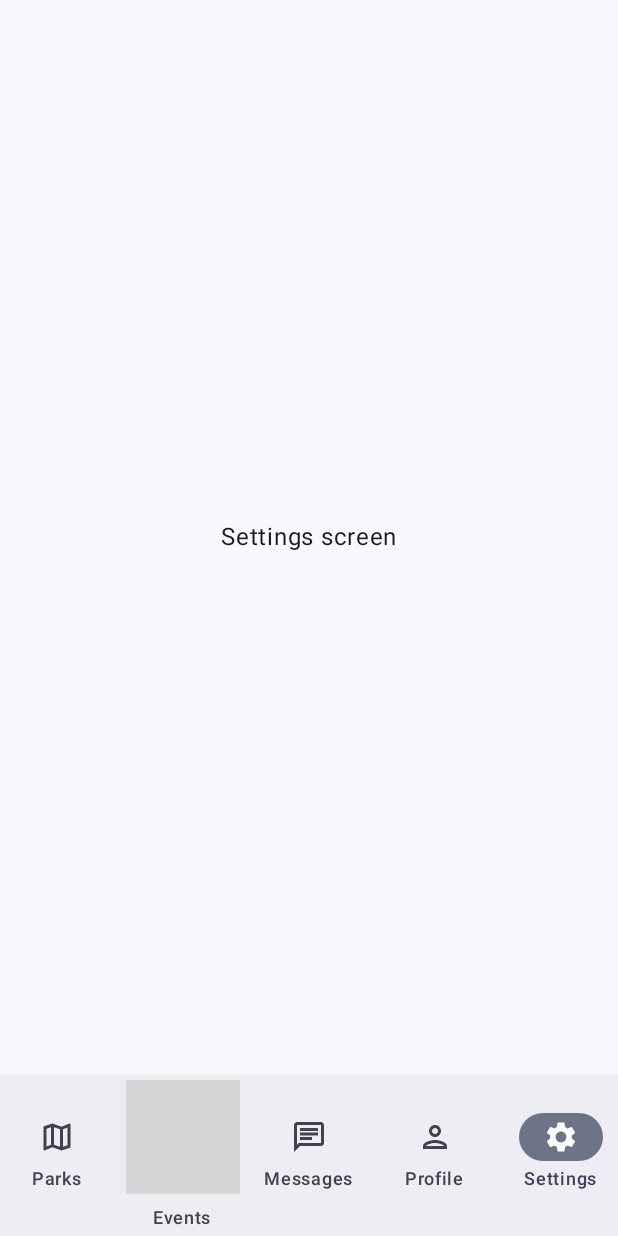
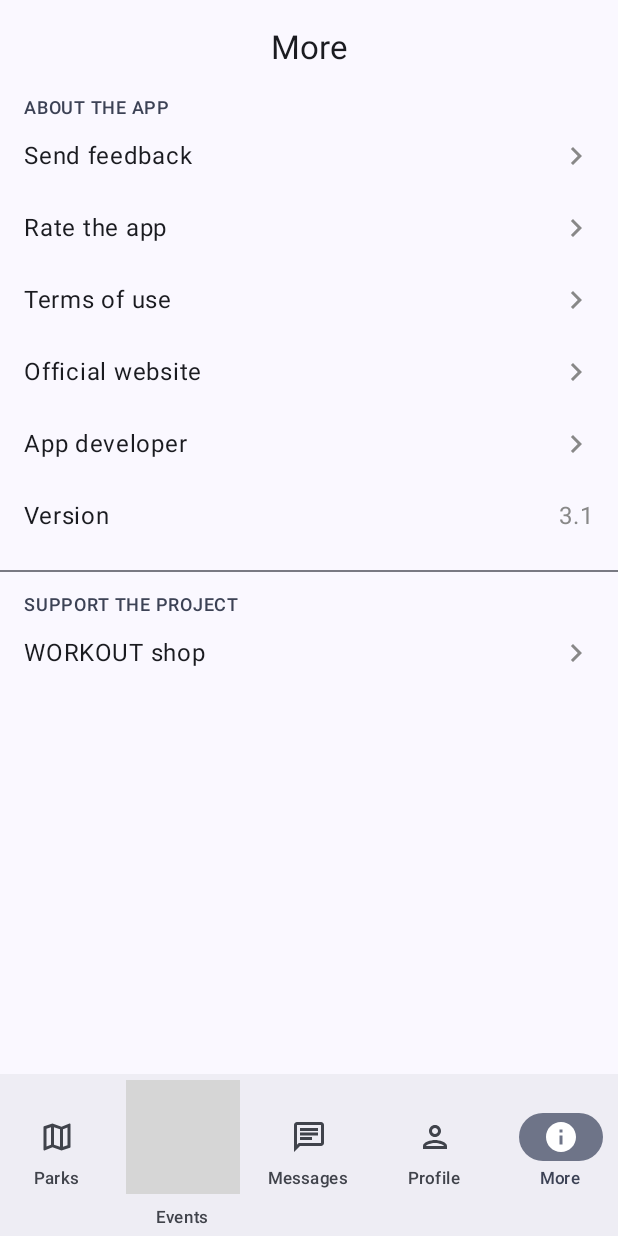
Before and after one commit to easydev991/Jetpack-WorkoutApp, an Android app built with Jetpack Compose: the screen it shows after launch (MainActivity), item 5 of the bottom bar chosen, on a phone screen of 412 x 824 dp. Run offline under Robolectric (Android 15) with nearby library versions, the phone set to English and light mode, and no system bars; libraries missing offline, so code that uses them is left out: com.jakewharton.retrofit2; grey boxes are pictures that could not be loaded.

Commit message:
Сделал экран "Ещё" и поднял версию до 3.1
В iOS это экран "Настройки"

```diff
--- a/app/build.gradle.kts
+++ b/app/build.gradle.kts
@@ -13,7 +13,7 @@ android {
         minSdk = 24
         targetSdk = 34
         versionCode = 241
-        versionName = "3.0"
+        versionName = "3.1"
 
         testInstrumentationRunner = "androidx.test.runner.AndroidJUnitRunner"
         vectorDrawables {
@@ -39,6 +39,7 @@ android {
     }
     buildFeatures {
         compose = true
+        buildConfig = true
     }
     composeOptions {
         kotlinCompilerExtensionVersion = "1.4.3"
--- a/app/src/main/java/com/workout/jetpack_workout/model/TabBarItem.kt
+++ b/app/src/main/java/com/workout/jetpack_workout/model/TabBarItem.kt
@@ -40,10 +40,10 @@ data class TabBarItem(
                 selectedIconID = R.drawable.filled_person
             ),
             TabBarItem(
-                titleId = R.string.settings,
-                route = "settings",
-                unselectedIconID = R.drawable.outline_settings,
-                selectedIconID = R.drawable.filled_settings
+                titleId = R.string.more,
+                route = "more",
+                unselectedIconID = R.drawable.outline_info,
+                selectedIconID = R.drawable.filled_info
             ),
         )
     }
--- /dev/null
+++ b/app/src/main/java/com/workout/jetpack_workout/ui/ds/SectionView.kt
@@ -0,0 +1,58 @@
+package com.workout.jetpack_workout.ui.ds
+
+import androidx.annotation.StringRes
+import androidx.compose.foundation.layout.Column
+import androidx.compose.foundation.layout.padding
+import androidx.compose.material3.MaterialTheme
+import androidx.compose.material3.Text
+import androidx.compose.runtime.Composable
+import androidx.compose.ui.Modifier
+import androidx.compose.ui.res.stringResource
+import androidx.compose.ui.tooling.preview.Preview
+import androidx.compose.ui.unit.dp
+import com.workout.jetpack_workout.R
+import com.workout.jetpack_workout.ui.theme.JetpackWorkoutAppTheme
+
+@Composable
+fun SectionView(
+    modifier: Modifier = Modifier,
+    @StringRes titleID: Int,
+    addPaddingToTitle: Boolean = true,
+    @StringRes footerID: Int? = null,
+    content: @Composable() () -> Unit
+) {
+    Column(modifier = modifier) {
+        Text(
+            text = stringResource(id = titleID).uppercase(),
+            style = MaterialTheme.typography.labelMedium,
+            color = MaterialTheme.colorScheme.secondary,
+            modifier = Modifier.padding(
+                start = if (addPaddingToTitle) 12.dp else 0.dp,
+                bottom = 2.dp
+            )
+        )
+        content()
+        if (footerID != null) {
+            Text(
+                text = stringResource(id = footerID),
+                style = MaterialTheme.typography.labelMedium,
+                color = MaterialTheme.colorScheme.secondary,
+                modifier = Modifier.padding(top = 12.dp)
+            )
+        }
+    }
+}
+
+@Preview(showBackground = true)
+@Composable
+fun SectionViewPreview() {
+    JetpackWorkoutAppTheme {
+        SectionView(
+            titleID = R.string.about_app,
+            addPaddingToTitle = false,
+            footerID = R.string.more
+        ) {
+            ListRowView(leadingText = "Text")
+        }
+    }
+}
--- a/app/src/main/java/com/workout/jetpack_workout/ui/screens/RootScreen.kt
+++ b/app/src/main/java/com/workout/jetpack_workout/ui/screens/RootScreen.kt
@@ -3,6 +3,7 @@ package com.workout.jetpack_workout.ui.screens
 import androidx.compose.foundation.layout.padding
 import androidx.compose.material3.ExperimentalMaterial3Api
 import androidx.compose.material3.Icon
+import androidx.compose.material3.MaterialTheme
 import androidx.compose.material3.NavigationBar
 import androidx.compose.material3.NavigationBarItem
 import androidx.compose.material3.Scaffold
@@ -20,9 +21,9 @@ import androidx.navigation.compose.rememberNavController
 import com.workout.jetpack_workout.model.TabBarItem
 import com.workout.jetpack_workout.ui.screens.events.EventsNavHost
 import com.workout.jetpack_workout.ui.screens.messages.MessagesNavHost
+import com.workout.jetpack_workout.ui.screens.more.MoreScreen
 import com.workout.jetpack_workout.ui.screens.parks.ParksNavHost
 import com.workout.jetpack_workout.ui.screens.profile.ProfileNavHost
-import com.workout.jetpack_workout.ui.screens.settings.SettingsScreen
 
 @OptIn(ExperimentalMaterial3Api::class)
 @Composable
@@ -37,7 +38,11 @@ fun RootScreen() {
                     NavigationBarItem(
                         selected = isSelected,
                         label = {
-                            Text(text = stringResource(id = item.titleId))
+                            Text(
+                                text = stringResource(id = item.titleId),
+                                style = MaterialTheme.typography.labelSmall,
+                                softWrap = false
+                            )
                         },
                         icon = {
                             Icon(
@@ -82,8 +87,8 @@ fun RootScreen() {
             composable("profile") {
                 ProfileNavHost()
             }
-            composable("settings") {
-                SettingsScreen()
+            composable("more") {
+                MoreScreen()
             }
         }
     }
--- /dev/null
+++ b/app/src/main/java/com/workout/jetpack_workout/ui/screens/more/MoreScreen.kt
@@ -0,0 +1,215 @@
+package com.workout.jetpack_workout.ui.screens.more
+
+import android.content.ActivityNotFoundException
+import android.content.Context
+import android.content.Intent
+import android.os.Build
+import android.util.Log
+import android.widget.Toast
+import androidx.compose.foundation.clickable
+import androidx.compose.foundation.layout.Arrangement
+import androidx.compose.foundation.layout.Box
+import androidx.compose.foundation.layout.Column
+import androidx.compose.foundation.layout.fillMaxSize
+import androidx.compose.foundation.layout.padding
+import androidx.compose.foundation.rememberScrollState
+import androidx.compose.foundation.verticalScroll
+import androidx.compose.material3.CenterAlignedTopAppBar
+import androidx.compose.material3.Divider
+import androidx.compose.material3.ExperimentalMaterial3Api
+import androidx.compose.material3.Scaffold
+import androidx.compose.material3.Text
+import androidx.compose.runtime.Composable
+import androidx.compose.ui.Modifier
+import androidx.compose.ui.platform.LocalContext
+import androidx.compose.ui.platform.LocalUriHandler
+import androidx.compose.ui.platform.UriHandler
+import androidx.compose.ui.res.stringResource
+import androidx.compose.ui.tooling.preview.Preview
+import androidx.compose.ui.unit.dp
+import com.workout.jetpack_workout.BuildConfig
+import com.workout.jetpack_workout.R
+import com.workout.jetpack_workout.ui.ds.ListRowView
+import com.workout.jetpack_workout.ui.ds.SectionView
+import com.workout.jetpack_workout.ui.theme.JetpackWorkoutAppTheme
+
+private object Links {
+    const val rateApp = "https://workout.su/android"
+    const val termsOfUse = "https://workout.su/pravila"
+    const val officialSite = "https://workout.su"
+    const val appDeveloper = "https://t.me/easy_dev991"
+    const val workoutShop = "https://workoutshop.ru"
+}
+
+private object Feedback {
+    const val recipient = "info@workout.su"
+    const val subject = "Jetpack WorkoutApp: Обратная связь"
+    val body = """
+        Android SDK: ${Build.VERSION.SDK_INT}
+        App version: ${BuildConfig.VERSION_NAME}
+        Над чем нам стоит поработать?
+    """.trimIndent()
+    const val intentType = "message/rfc822"
+}
+
+@OptIn(ExperimentalMaterial3Api::class)
+@Composable
+fun MoreScreen() {
+    val context = LocalContext.current
+    val uriHandler = LocalUriHandler.current
+    Scaffold(
+        topBar = {
+            CenterAlignedTopAppBar(
+                title = {
+                    Text(text = stringResource(id = R.string.more))
+                }
+            )
+        }
+    ) {
+        ScreenContent(
+            modifier = Modifier.padding(it),
+            context = context,
+            uriHandler = uriHandler
+        )
+    }
+}
+
+@Composable
+private fun ScreenContent(
+    modifier: Modifier = Modifier,
+    context: Context,
+    uriHandler: UriHandler
+) {
+    Box(
+        modifier = modifier.fillMaxSize()
+    ) {
+        Column(
+            verticalArrangement = Arrangement.spacedBy(14.dp),
+            modifier = Modifier.verticalScroll(rememberScrollState())
+        ) {
+            SectionView(
+                titleID = R.string.about_app,
+                addPaddingToTitle = false,
+                modifier = Modifier.padding(horizontal = 16.dp)
+            ) {
+                Column(
+                    verticalArrangement = Arrangement.spacedBy(4.dp)
+                ) {
+                    ListRowView(
+                        leadingText = stringResource(id = R.string.send_feedback),
+                        showChevron = true,
+                        modifier = Modifier.clickable {
+                            didTapSendFeedback(context)
+                        }
+                    )
+                    ListRowView(
+                        leadingText = stringResource(id = R.string.rate_app),
+                        showChevron = true,
+                        modifier = Modifier.clickable {
+                            uriHandler.openUri(Links.rateApp)
+                        }
+                    )
+                    ListRowView(
+                        leadingText = stringResource(id = R.string.terms_of_use),
+                        showChevron = true,
+                        modifier = Modifier.clickable {
+                            uriHandler.openUri(Links.termsOfUse)
+                        }
+                    )
+                    ListRowView(
+                        leadingText = stringResource(id = R.string.official_site),
+                        showChevron = true,
+                        modifier = Modifier.clickable {
+                            uriHandler.openUri(Links.officialSite)
+                        }
+                    )
+                    ListRowView(
+                        leadingText = stringResource(id = R.string.app_developer),
+                        showChevron = true,
+                        modifier = Modifier.clickable {
+                            uriHandler.openUri(Links.appDeveloper)
+                        }
+                    )
+                    ListRowView(
+                        leadingText = stringResource(id = R.string.app_version),
+                        trailingText = BuildConfig.VERSION_NAME
+                    )
+                }
+            }
+            Divider()
+            SectionView(
+                titleID = R.string.support_project,
+                addPaddingToTitle = false,
+                modifier = Modifier.padding(horizontal = 16.dp)
+            ) {
+                ListRowView(
+                    leadingText = stringResource(id = R.string.workout_shop),
+                    showChevron = true,
+                    modifier = Modifier
+                        .clickable {
+                            uriHandler.openUri(Links.workoutShop)
+                        }
+                )
+            }
+        }
+    }
+}
+
+private fun didTapSendFeedback(context: Context) {
+    val tag = "MoreScreen_Feedback"
+    try {
+        val intent = Intent(Intent.ACTION_SEND)
+        intent.putExtra(
+            Intent.EXTRA_EMAIL,
+            Feedback.recipient
+        )
+        intent.putExtra(
+            Intent.EXTRA_SUBJECT,
+            Feedback.subject
+        )
+        intent.putExtra(
+            Intent.EXTRA_TEXT,
+            Feedback.body
+        )
+        intent.setType(Feedback.intentType)
+        context.startActivity(
+            Intent.createChooser(
+                intent,
+                context.getString(R.string.choose_email_client)
+            )
+        )
+    } catch (e: ActivityNotFoundException) {
+        // Нет приложения для отправки письма
+        e.localizedMessage?.let {
+            Log.e(
+                tag,
+                it
+            )
+            Toast.makeText(
+                context,
+                it,
+                Toast.LENGTH_LONG
+            ).show()
+        }
+    } catch (t: Throwable) {
+        t.localizedMessage?.let {
+            Log.e(
+                tag,
+                it
+            )
+            Toast.makeText(
+                context,
+                it,
+                Toast.LENGTH_LONG
+            ).show()
+        }
+    }
+}
+
+@Preview(showBackground = true)
+@Composable
+fun MoreScreenPreview() {
+    JetpackWorkoutAppTheme {
+        MoreScreen()
+    }
+}
--- a/app/src/main/java/com/workout/jetpack_workout/ui/screens/settings/SettingsScreen.kt
+++ /dev/null
@@ -1,30 +0,0 @@
-package com.workout.jetpack_workout.ui.screens.settings
-
-import androidx.compose.foundation.layout.Box
-import androidx.compose.foundation.layout.fillMaxSize
-import androidx.compose.material3.Text
-import androidx.compose.runtime.Composable
-import androidx.compose.ui.Alignment
-import androidx.compose.ui.Modifier
-import androidx.compose.ui.tooling.preview.Preview
-import com.workout.jetpack_workout.ui.theme.JetpackWorkoutAppTheme
-
-@Composable
-fun SettingsScreen() {
-    Box(
-        modifier = Modifier.fillMaxSize()
-    ) {
-        Text(
-            text = "Settings screen",
-            modifier = Modifier.align(Alignment.Center)
-        )
-    }
-}
-
-@Preview(showBackground = true)
-@Composable
-fun SettingsScreenPreview() {
-    JetpackWorkoutAppTheme {
-        SettingsScreen()
-    }
-}
--- /dev/null
+++ b/app/src/main/res/drawable/filled_info.xml
@@ -0,0 +1,5 @@
+<vector android:height="24dp" android:tint="#000000"
+    android:viewportHeight="24" android:viewportWidth="24"
+    android:width="24dp" xmlns:android="http://schemas.android.com/apk/res/android">
+    <path android:fillColor="@android:color/white" android:pathData="M12,2C6.48,2 2,6.48 2,12s4.48,10 10,10 10,-4.48 10,-10S17.52,2 12,2zM13,17h-2v-6h2v6zM13,9h-2L11,7h2v2z"/>
+</vector>
--- /dev/null
+++ b/app/src/main/res/drawable/outline_info.xml
@@ -0,0 +1,5 @@
+<vector android:height="24dp" android:tint="#000000"
+    android:viewportHeight="24" android:viewportWidth="24"
+    android:width="24dp" xmlns:android="http://schemas.android.com/apk/res/android">
+    <path android:fillColor="@android:color/white" android:pathData="M11,7h2v2h-2V7zM11,11h2v6h-2V11zM12,2C6.48,2 2,6.48 2,12s4.48,10 10,10s10,-4.48 10,-10S17.52,2 12,2zM12,20c-4.41,0 -8,-3.59 -8,-8s3.59,-8 8,-8s8,3.59 8,8S16.41,20 12,20z"/>
+</vector>
--- a/app/src/main/res/values/strings.xml
+++ b/app/src/main/res/values/strings.xml
@@ -4,6 +4,7 @@
     <string name="events">Events</string>
     <string name="messages">Messages</string>
     <string name="profile">Profile</string>
+    <string name="more">More</string>
     <string name="settings">Settings</string>
     <string name="loading">Loading…</string>
 
@@ -30,6 +31,16 @@
 
     <string name="man">Man</string>
     <string name="woman">Woman</string>
+    <string name="message_for_user">Message for %1$s</string>
 
-    <string name="message_for_user">Message for %1$s</string>
+    <string name="about_app">About the app</string>
+    <string name="send_feedback">Send feedback</string>
+    <string name="rate_app">Rate the app</string>
+    <string name="terms_of_use">Terms of use</string>
+    <string name="official_site">Official website</string>
+    <string name="app_developer">App developer</string>
+    <string name="app_version">Version</string>
+    <string name="support_project">Support the project</string>
+    <string name="workout_shop">WORKOUT shop</string>
+    <string name="choose_email_client">Choose an Email client</string>
 </resources>
```
Also changed, not shown: 1 other file.
